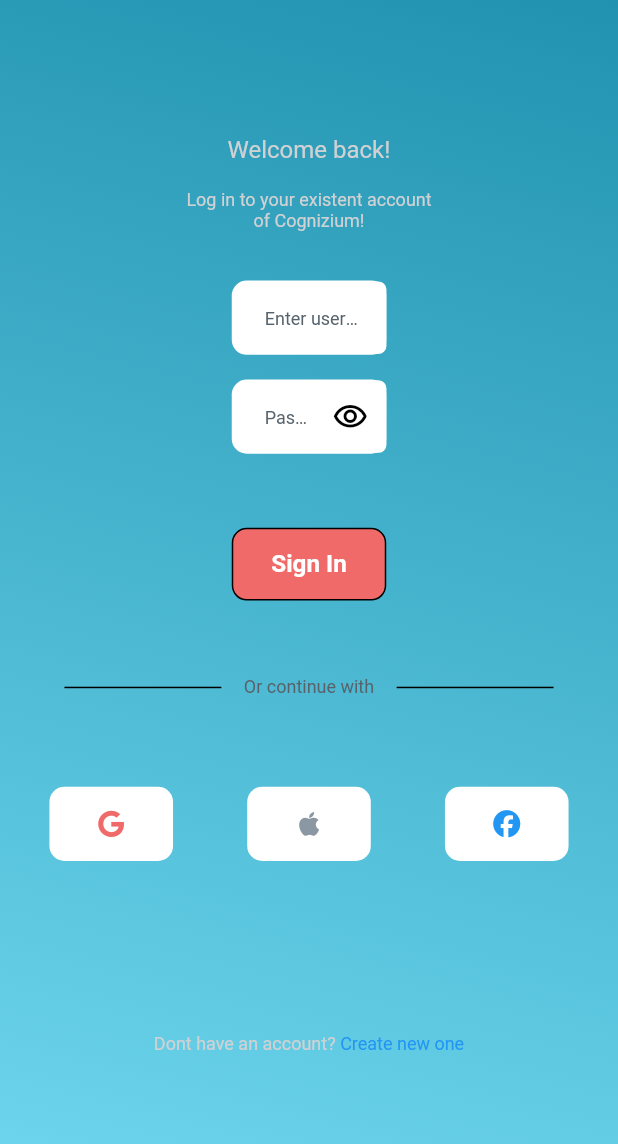
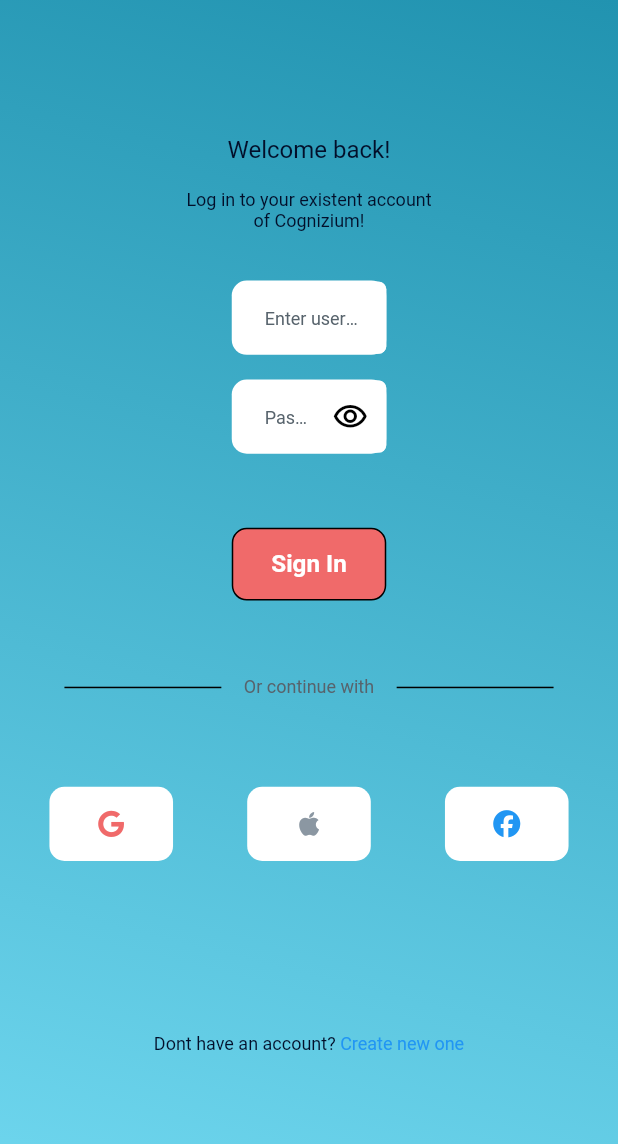
Before and after one commit to salahvk/cognizium, a Flutter app: the screen it shows after launch, on a phone screen of 412 x 824 dp. Shown: the top 1144 px of the screen. Run offline on Flutter 3.47's test engine with Material 2 defaults, Android fonts, the phone set to English and light mode, and no system bars; our stand-ins replace cloud_firestore, dropdown_button2, firebase_auth, firebase_core, font_awesome_flutter, google_fonts and 1 more; accounts and stored records are empty; Roboto replaces fonts that are missing (Open).

Commit message:
Updates on UI

```diff
--- a/lib/components/color_manager.dart
+++ b/lib/components/color_manager.dart
@@ -4,9 +4,9 @@ class ColorManager {
   static const primary = Color(0xff6AC338);
   static const secondary = Color(0xFFF2E2E2);
   static const tertiary = Color(0xFFBFC7C4);
-  static const background = Color.fromARGB(255, 208, 209, 211);
-  static const black = Color(0xff111417);
-  static const darkBackground = Color(0xff1A1F24);
+  static const background = Color(0xff020f2a);
+  static const black = Colors.white;
+  // static const darkBackground = Color(0xff1A1F24);
   static const whiteText = Color(0xffFFFFFF);
   static const grayDark = Color(0xff57636C);
   static const grayLight = Color(0xff8B97A2);
@@ -16,8 +16,8 @@ class ColorManager {
   static const blue = Color(0xff00A3FF);
   static const blueLight = Color.fromARGB(255, 61, 220, 212);
   static const lightGreen = Color(0xff20c976);
-  static const darkGreen = Color(0xff091c23);
-  static const indicatorBorGreen = Color(0xff204428);
+  // static const darkGreen = Color(0xff091c23);
+  // static const indicatorBorGreen = Color(0xff204428);
   static const gradient1 = Color(0xff2193b0);
   static const gradient2 = Color(0xff6dd5ed);
 }
--- a/lib/components/theme_manager.dart
+++ b/lib/components/theme_manager.dart
@@ -30,36 +30,36 @@ ThemeData getApplicationTheme(BuildContext context) {
         // backgroundColor: ColorManager.primary,
         padding: const EdgeInsets.symmetric(horizontal: 40, vertical: 10),
         textStyle: getRegularStyle(
-          color: ColorManager.black,
+          color: ColorManager.whiteText,
         ),
       )),
       textTheme: TextTheme(
         headline1: getBoldtStyle(
-          color: ColorManager.black,
+          color: ColorManager.whiteText,
           fontSize: 24,
         ),
         headline2: getMediumtStyle(
-          color: ColorManager.black,
+          color: ColorManager.whiteText,
           fontSize: 28,
         ),
         headline3: getMediumtStyle(
-          color: ColorManager.black,
+          color: ColorManager.whiteText,
           fontSize: 20,
         ),
         subtitle1: getMediumtStyle(
-          color: ColorManager.black,
+          color: ColorManager.whiteText,
           fontSize: 18,
         ),
         subtitle2: getRegularStyle(
-          color: ColorManager.black,
+          color: ColorManager.whiteText,
           fontSize: 16,
         ),
         bodyText1: getRegularStyle(
-          color: ColorManager.black,
+          color: ColorManager.whiteText,
           fontSize: 14,
         ),
         bodyText2: getRegularStyle(
-          color: ColorManager.black,
+          color: ColorManager.whiteText,
           fontSize: 14,
         ),
       ),
```
Also changed, not shown: lib/Screens/Admin/participant_list.dart (+11 -2 lines), lib/Screens/Home_page.dart (+47 -50 lines), lib/Screens/add_participant.dart (+20 -1 lines), lib/model/programmeModel.dart (+5 -7 lines), lib/utils/diologue.dart (+6 -1 lines), lib/widgets/home_category.dart (added, +25 -0 lines).
